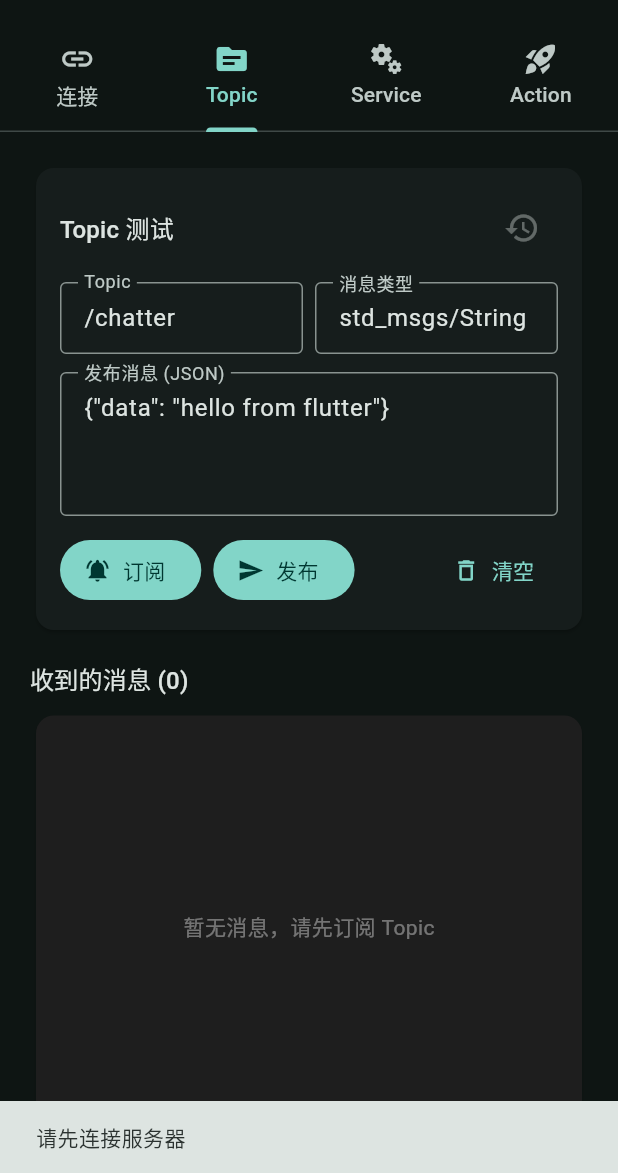
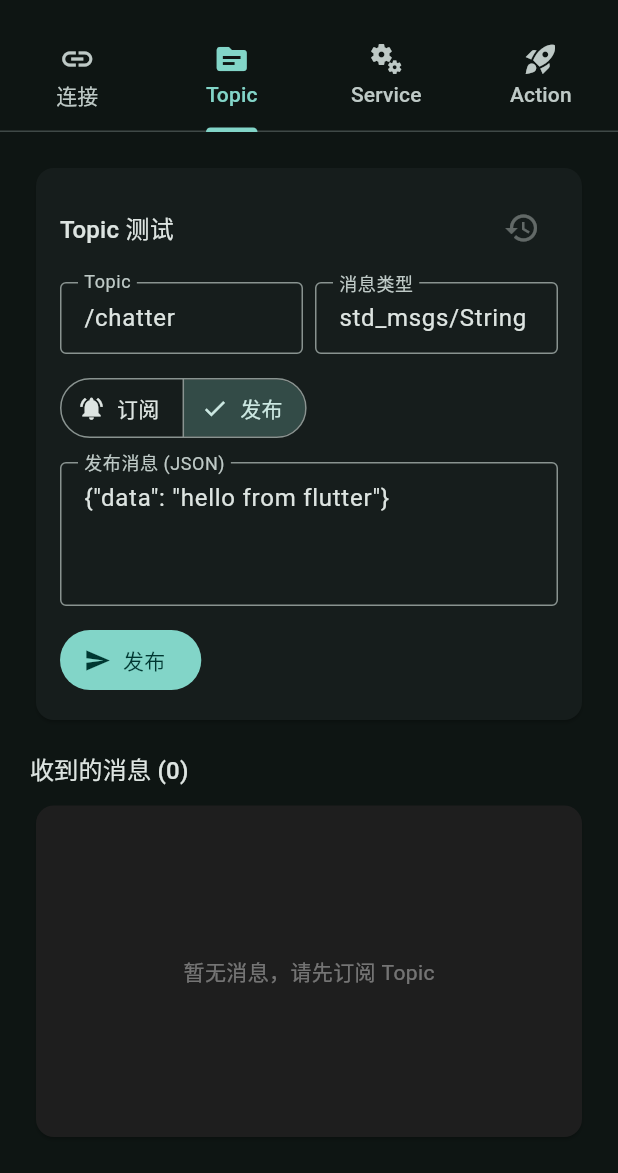
Before and after one commit to zhaaimin/ros2_web_client, a Flutter app: the screen it shows after launch, tab 2 chosen, after a tap on "发布", on a phone screen of 412 x 824 dp, the part 63-1236 px from its top. Run offline on Flutter 3.47's test engine with Material 3 defaults, Android fonts, the light colour scheme and no system bars; our stand-ins replace shared_preferences.

Commit message:
Topic tab: add subscribe/publish mode toggle, hide message input in subscribe mode

```diff
--- a/lib/screens/topic_tab.dart
+++ b/lib/screens/topic_tab.dart
@@ -19,6 +19,7 @@ class _TopicTabState extends State<TopicTab> {
   final List<Map<String, dynamic>> _receivedMessages = [];
   bool _subscribed = false;
   String? _subscribedTopic;
+  bool _isPublishMode = false;
 
   @override
   void dispose() {
@@ -163,6 +164,29 @@ class _TopicTabState extends State<TopicTab> {
                     ],
                   ),
                   const SizedBox(height: 12),
+                  Row(
+                    children: [
+                      SegmentedButton<bool>(
+                        segments: const [
+                          ButtonSegment(value: false, label: Text('订阅'), icon: Icon(Icons.notifications_active)),
+                          ButtonSegment(value: true, label: Text('发布'), icon: Icon(Icons.send)),
+                        ],
+                        selected: {_isPublishMode},
+                        onSelectionChanged: (selected) {
+                          setState(() => _isPublishMode = selected.first);
+                        },
+                      ),
+                      const Spacer(),
+                      if (!_isPublishMode)
+                        TextButton.icon(
+                          onPressed: () => setState(() => _receivedMessages.clear()),
+                          icon: const Icon(Icons.delete_outline, size: 18),
+                          label: const Text('清空'),
+                        ),
+                    ],
+                  ),
+                  if (_isPublishMode) ...[
+                    const SizedBox(height: 12),
                     TextField(
                       controller: _msgController,
                       decoration: const InputDecoration(
@@ -172,9 +196,15 @@ class _TopicTabState extends State<TopicTab> {
                       ),
                       maxLines: 3,
                     ),
+                  ],
                   const SizedBox(height: 12),
-                  Row(
-                    children: [
+                  if (_isPublishMode)
+                    FilledButton.icon(
+                      onPressed: _publish,
+                      icon: const Icon(Icons.send),
+                      label: const Text('发布'),
+                    )
+                  else
                     FilledButton.icon(
                       onPressed: _subscribed ? _unsubscribe : _subscribe,
                       icon: Icon(_subscribed ? Icons.notifications_off : Icons.notifications_active),
@@ -182,20 +212,6 @@ class _TopicTabState extends State<TopicTab> {
                       style: FilledButton.styleFrom(
                         backgroundColor: _subscribed ? Colors.orange : null,
                       ),
-                      ),
-                      const SizedBox(width: 8),
-                      FilledButton.icon(
-                        onPressed: _publish,
-                        icon: const Icon(Icons.send),
-                        label: const Text('发布'),
-                      ),
-                      const Spacer(),
-                      TextButton.icon(
-                        onPressed: () => setState(() => _receivedMessages.clear()),
-                        icon: const Icon(Icons.delete_outline, size: 18),
-                        label: const Text('清空'),
-                      ),
-                    ],
                     ),
                 ],
               ),
```
Lines whose indentation alone changed are shown as unchanged.
